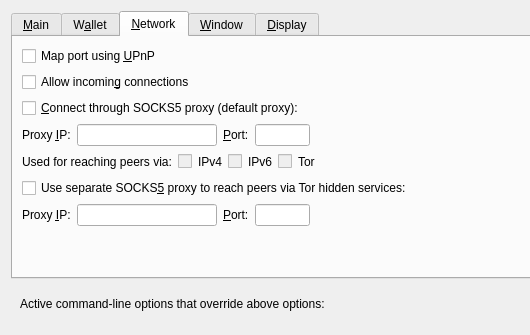
This is src/qt/forms/optionsdialog.ui in AvianNetwork/Avian as Qt 5 draws it before an edit; both pictures show x 0 to 530 and y 0 to 335 of the 762 by 544 pixel window. The edited form follows.
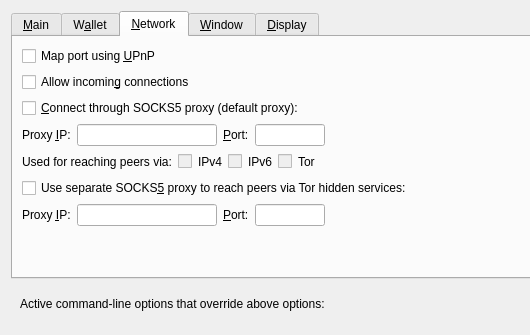
This is the edited form. The open tabs and pages were chosen to show the change. Custom widgets are drawn as their Qt base class.

The edit to the form file:
```diff
--- a/src/qt/forms/optionsdialog.ui
+++ b/src/qt/forms/optionsdialog.ui
@@ -286,7 +286,7 @@
            </property>
            <property name="maximumSize">
             <size>
-             <width>55</width>
+             <width>70</width>
              <height>16777215</height>
             </size>
            </property>
@@ -473,7 +473,7 @@
            </property>
            <property name="maximumSize">
             <size>
-             <width>55</width>
+             <width>70</width>
              <height>16777215</height>
             </size>
            </property>
```
